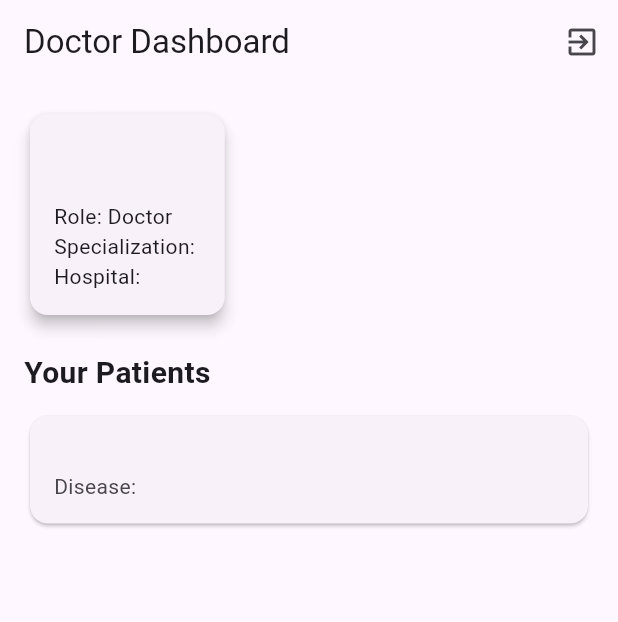
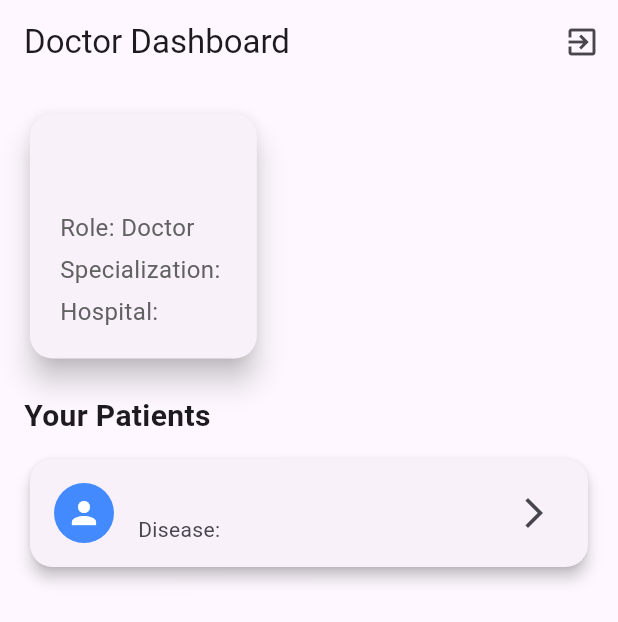
Before and after one commit to Pushpendra1001/surgery_recovery_tracker, a Flutter app: the DoctorDashboard screen opened directly, on a phone screen of 412 x 824 dp. Shown: the top 622 px of the screen. Run offline on Flutter 3.47's test engine with Material 3 defaults, Android fonts, the light colour scheme and no system bars; our stand-ins replace cloud_firestore, firebase_auth, firebase_core, fl_chart, percent_indicator; accounts and stored records are empty; network calls fail; statements that could not run were skipped.

Commit message:
finish app

```diff
--- a/lib/src/screens/doctor/home_screen.dart
+++ b/lib/src/screens/doctor/home_screen.dart
@@ -2,6 +2,8 @@ import 'package:flutter/material.dart';
 import 'package:cloud_firestore/cloud_firestore.dart';
 import 'package:firebase_auth/firebase_auth.dart';
 import 'package:intl/intl.dart';
+import 'package:surgery_recovery_tracker/src/screens/auth/loginPage.dart';
+
 import 'package:surgery_recovery_tracker/src/screens/doctor/patient_list_screen.dart';
 
 class DoctorDashboard extends StatefulWidget {
@@ -59,7 +61,7 @@ class _DoctorDashboardState extends State<DoctorDashboard> {
             icon: Icon(Icons.exit_to_app),
             onPressed: () async {
               await _auth.signOut();
-              Navigator.of(context).pop();
+              Navigator.pushReplacement(context, MaterialPageRoute(builder:  (context) => LoginPage()));
             },
           ),
         ],
@@ -87,9 +89,12 @@ class _DoctorDashboardState extends State<DoctorDashboard> {
 
   Widget _buildDoctorInfoCard() {
     return Card(
-      elevation: 4,
+      elevation: 8,
+      shape: RoundedRectangleBorder(
+        borderRadius: BorderRadius.circular(15),
+      ),
       child: Padding(
-        padding: const EdgeInsets.all(16.0),
+        padding: const EdgeInsets.all(20.0),
         child: Column(
           crossAxisAlignment: CrossAxisAlignment.start,
           children: [
@@ -97,10 +102,21 @@ class _DoctorDashboardState extends State<DoctorDashboard> {
               doctorData['name'] ?? 'Loading...',
               style: TextStyle(fontSize: 24, fontWeight: FontWeight.bold),
             ),
-            SizedBox(height: 8),
-            Text('Role: Doctor'),
-            Text('Specialization: ${doctorData['specialization'] ?? 'N/A'}'),
-            Text('Hospital: ${doctorData['hospital'] ?? 'N/A'}'),
+            SizedBox(height: 10),
+            Text(
+              'Role: Doctor',
+              style: TextStyle(fontSize: 16, color: Colors.grey[700]),
+            ),
+            SizedBox(height: 5),
+            Text(
+              'Specialization: ${doctorData['specialization'] ?? 'N/A'}',
+              style: TextStyle(fontSize: 16, color: Colors.grey[700]),
+            ),
+            SizedBox(height: 5),
+            Text(
+              'Hospital: ${doctorData['hospital'] ?? 'N/A'}',
+              style: TextStyle(fontSize: 16, color: Colors.grey[700]),
+            ),
           ],
         ),
       ),
@@ -115,9 +131,21 @@ class _DoctorDashboardState extends State<DoctorDashboard> {
       itemBuilder: (context, index) {
         var patient = patients[index];
         return Card(
+          elevation: 4,
+          shape: RoundedRectangleBorder(
+            borderRadius: BorderRadius.circular(15),
+          ),
           child: ListTile(
-            title: Text(patient['name']),
+            leading: CircleAvatar(
+              backgroundColor: Colors.blueAccent,
+              child: Icon(Icons.person, color: Colors.white),
+            ),
+            title: Text(
+              patient['name'],
+              style: TextStyle(fontWeight: FontWeight.bold),
+            ),
             subtitle: Text('Disease: ${patient['disease']}'),
+            trailing: Icon(Icons.arrow_forward_ios),
             onTap: () {
               Navigator.push(
                 context,
--- a/lib/src/screens/doctor/patient_list_screen.dart
+++ b/lib/src/screens/doctor/patient_list_screen.dart
@@ -121,14 +121,14 @@ class _PatientDetailScreenState extends State<PatientDetailScreen> {
 
 
               )).toList(),
-              ButtonBar(
-                children: [
-                  ElevatedButton(
-                    child: Text('Add Task'),
-                    onPressed: () => _addTask(index),
-                  ),
-                ],
-              ),
+              // ButtonBar(
+              //   children: [
+              //     ElevatedButton(
+              //       child: Text('Add Task'),
+              //       onPressed: () => _addTask(index),
+              //     ),
+              //   ],
+              // ),
             ],
           ),
         );
```
Also changed, not shown: lib/src/screens/doctor/chat_screen.dart (deleted).
